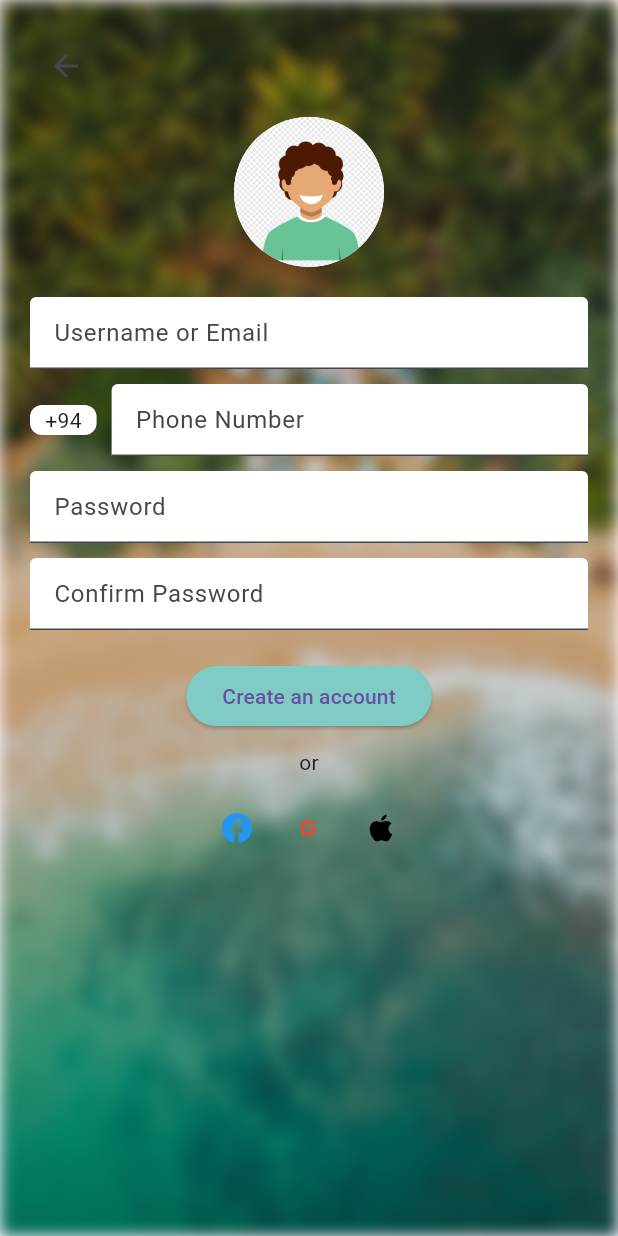
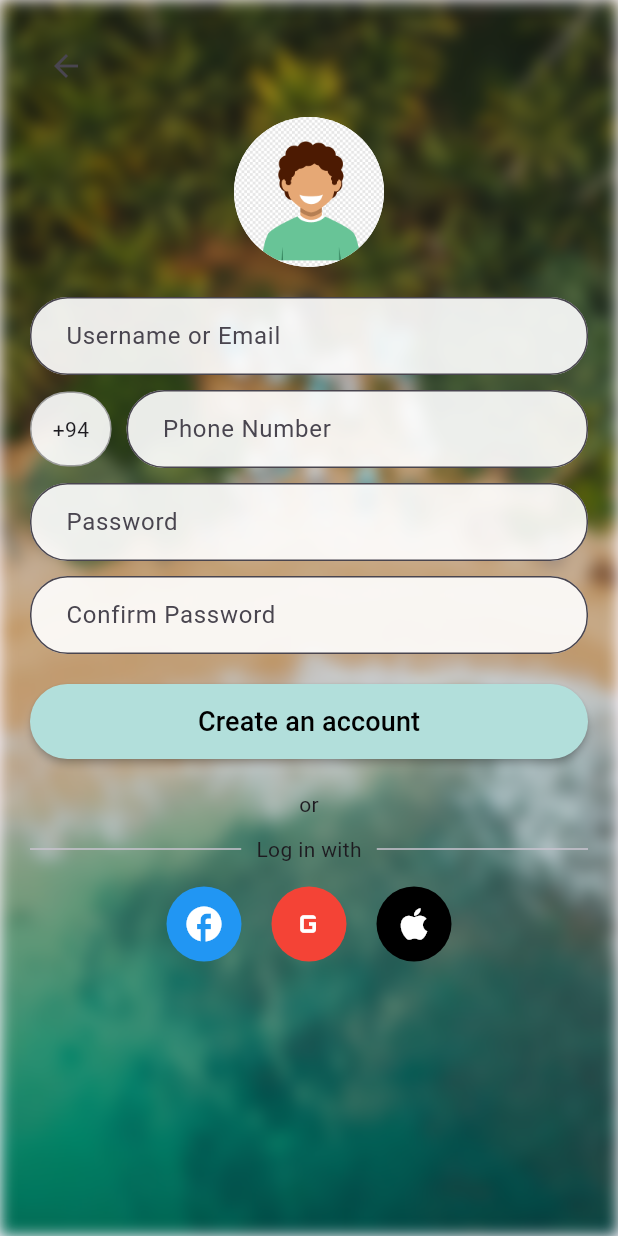
Before and after one commit to HisharaSamaranayake/MAD-Project, a Flutter app: the RegisterScreen screen opened by its route, on a phone screen of 412 x 824 dp. Run offline on Flutter 3.47's test engine with Material 3 defaults, Android fonts, the light colour scheme and no system bars.

Commit message:
Add login, register, and main screens

```diff
--- a/lib/register_screen.dart
+++ b/lib/register_screen.dart
@@ -1,6 +1,7 @@
 import 'dart:ui';
 import 'package:flutter/material.dart';
-import 'welcome_screen.dart';
+import 'welcome_screen.dart'; // Make sure this screen exists
+// import 'login_screen.dart'; // Uncomment if you want to use pushReplacement to LoginScreen
 
 class RegisterScreen extends StatefulWidget {
   const RegisterScreen({super.key});
@@ -29,13 +30,10 @@ class _RegisterScreenState extends State<RegisterScreen> {
       return;
     }
 
-    // Registration logic can go here (e.g., Firebase, API, etc.)
-
+    // Navigate to WelcomeScreen after successful registration
     Navigator.pushReplacement(
       context,
-      MaterialPageRoute(
-        builder: (context) => const WelcomeScreen(),
-      ),
+      MaterialPageRoute(builder: (context) => const WelcomeScreen()),
     );
   }
 
@@ -46,7 +44,7 @@ class _RegisterScreenState extends State<RegisterScreen> {
         return AlertDialog(
           title: const Text('Error'),
           content: Text(message),
-          actions: <Widget>[
+          actions: [
             TextButton(
               onPressed: () => Navigator.of(context).pop(),
               child: const Text('OK'),
@@ -58,8 +56,22 @@ class _RegisterScreenState extends State<RegisterScreen> {
   }
 
   void _loginWith(String provider) {
-    // Add social login logic if necessary
     print('Login with $provider');
+    // Add logic for social login
+  }
+
+  Widget _socialCircle(IconData icon, Color iconColor, Color bgColor, String provider) {
+    return Padding(
+      padding: const EdgeInsets.symmetric(horizontal: 10),
+      child: GestureDetector(
+        onTap: () => _loginWith(provider),
+        child: CircleAvatar(
+          radius: 25,
+          backgroundColor: bgColor,
+          child: Icon(icon, color: iconColor, size: 28),
+        ),
+      ),
+    );
   }
 
   @override
@@ -82,7 +94,13 @@ class _RegisterScreenState extends State<RegisterScreen> {
                     child: IconButton(
                       icon: const Icon(Icons.arrow_back),
                       onPressed: () {
-                        Navigator.pushReplacementNamed(context, '/');
+                        Navigator.pop(context); // ✅ Basic back navigation
+
+                        // OPTIONAL: If you want to always go to LoginScreen instead of popping:
+                        // Navigator.pushReplacement(
+                        //   context,
+                        //   MaterialPageRoute(builder: (context) => const LoginScreen()),
+                        // );
                       },
                     ),
                   ),
@@ -93,22 +111,32 @@ class _RegisterScreenState extends State<RegisterScreen> {
                     backgroundImage: AssetImage('assets/profile.png'),
                   ),
                   const SizedBox(height: 20),
+
+                  // Email Field
                   TextField(
                     controller: _emailController,
-                    decoration: const InputDecoration(
+                    decoration: InputDecoration(
                       hintText: 'Username or Email',
                       filled: true,
-                      fillColor: Colors.white,
+                      fillColor: Colors.white.withOpacity(0.9),
+                      border: OutlineInputBorder(
+                        borderRadius: BorderRadius.circular(25),
+                        borderSide: const BorderSide(color: Colors.grey),
+                      ),
+                      contentPadding: const EdgeInsets.symmetric(vertical: 14, horizontal: 20),
                     ),
                   ),
                   const SizedBox(height: 10),
+
+                  // Phone Number Field
                   Row(
                     children: [
                       Container(
-                        padding: const EdgeInsets.symmetric(horizontal: 10),
+                        padding: const EdgeInsets.symmetric(horizontal: 14, vertical: 14),
                         decoration: BoxDecoration(
-                          color: Colors.white,
-                          borderRadius: BorderRadius.circular(8),
+                          color: Colors.white.withOpacity(0.9),
+                          borderRadius: BorderRadius.circular(25),
+                          border: Border.all(color: Colors.grey),
                         ),
                         child: const Text('+94'),
                       ),
@@ -117,61 +145,96 @@ class _RegisterScreenState extends State<RegisterScreen> {
                         child: TextField(
                           controller: _phoneController,
                           keyboardType: TextInputType.phone,
-                          decoration: const InputDecoration(
+                          decoration: InputDecoration(
                             hintText: 'Phone Number',
                             filled: true,
-                            fillColor: Colors.white,
+                            fillColor: Colors.white.withOpacity(0.9),
+                            border: OutlineInputBorder(
+                              borderRadius: BorderRadius.circular(25),
+                              borderSide: const BorderSide(color: Colors.grey),
+                            ),
+                            contentPadding: const EdgeInsets.symmetric(vertical: 14, horizontal: 20),
                           ),
                         ),
                       ),
                     ],
                   ),
                   const SizedBox(height: 10),
+
+                  // Password Field
                   TextField(
                     controller: _passwordController,
                     obscureText: true,
-                    decoration: const InputDecoration(
+                    decoration: InputDecoration(
                       hintText: 'Password',
                       filled: true,
-                      fillColor: Colors.white,
+                      fillColor: Colors.white.withOpacity(0.9),
+                      border: OutlineInputBorder(
+                        borderRadius: BorderRadius.circular(25),
+                        borderSide: const BorderSide(color: Colors.grey),
+                      ),
+                      contentPadding: const EdgeInsets.symmetric(vertical: 14, horizontal: 20),
                     ),
                   ),
                   const SizedBox(height: 10),
+
+                  // Confirm Password Field
                   TextField(
                     controller: _confirmPasswordController,
                     obscureText: true,
-                    decoration: const InputDecoration(
+                    decoration: InputDecoration(
                       hintText: 'Confirm Password',
                       filled: true,
-                      fillColor: Colors.white,
+                      fillColor: Colors.white.withOpacity(0.9),
+                      border: OutlineInputBorder(
+                        borderRadius: BorderRadius.circular(25),
+                        borderSide: const BorderSide(color: Colors.grey),
+                      ),
+                      contentPadding: const EdgeInsets.symmetric(vertical: 14, horizontal: 20),
                     ),
                   ),
                   const SizedBox(height: 20),
+
+                  // Create Account Button
                   ElevatedButton(
                     onPressed: _register,
                     style: ElevatedButton.styleFrom(
-                      backgroundColor: Colors.teal.shade200,
+                      backgroundColor: Colors.teal.shade100,
+                      minimumSize: const Size(double.infinity, 50),
+                      shape: RoundedRectangleBorder(
+                        borderRadius: BorderRadius.circular(25),
+                      ),
+                      elevation: 2,
                     ),
-                    child: const Text('Create an account'),
+                    child: const Text(
+                      'Create an account',
+                      style: TextStyle(fontSize: 18, color: Colors.black),
+                    ),
                   ),
-                  const SizedBox(height: 10),
+                  const SizedBox(height: 20),
+
                   const Text('or'),
                   const SizedBox(height: 10),
+
+                  // Social Login
+                  Row(
+                    children: [
+                      const Expanded(child: Divider(thickness: 1)),
+                      const Padding(
+                        padding: EdgeInsets.symmetric(horizontal: 10),
+                        child: Text('Log in with'),
+                      ),
+                      const Expanded(child: Divider(thickness: 1)),
+                    ],
+                  ),
+                  const SizedBox(height: 15),
+
                   Row(
                     mainAxisAlignment: MainAxisAlignment.center,
                     children: [
-                      IconButton(
-                        icon: const Icon(Icons.facebook, color: Colors.blue),
-                        onPressed: () => _loginWith('facebook'),
-                      ),
-                      IconButton(
-                        icon: const Icon(Icons.g_mobiledata, color: Colors.red),
-                        onPressed: () => _loginWith('google'),
-                      ),
-                      IconButton(
-                        icon: const Icon(Icons.apple, color: Colors.black),
-                        onPressed: () => _loginWith('apple'),
-                      ),
+                      _socialCircle(Icons.facebook, Colors.white, Colors.blue, 'facebook'),
+                      _socialCircle(Icons.g_mobiledata, Colors.white, Colors.red, 'google'),
+                      _socialCircle(Icons.apple, Colors.white, Colors.black, 'apple'),
                     ],
                   ),
                 ],
```
Also changed, not shown: lib/login_screen.dart (+92 -33 lines), lib/main.dart (+17 -19 lines).
